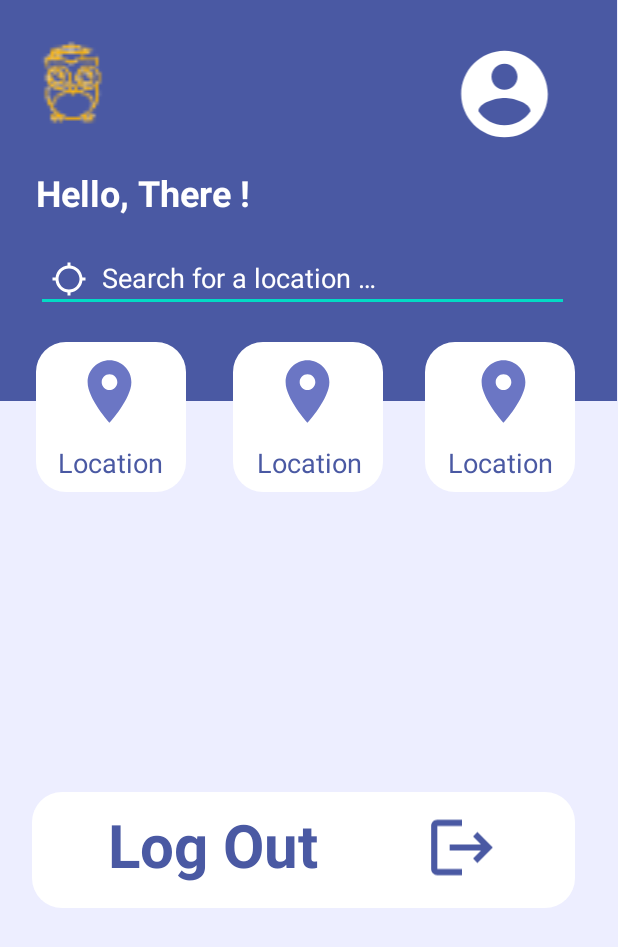
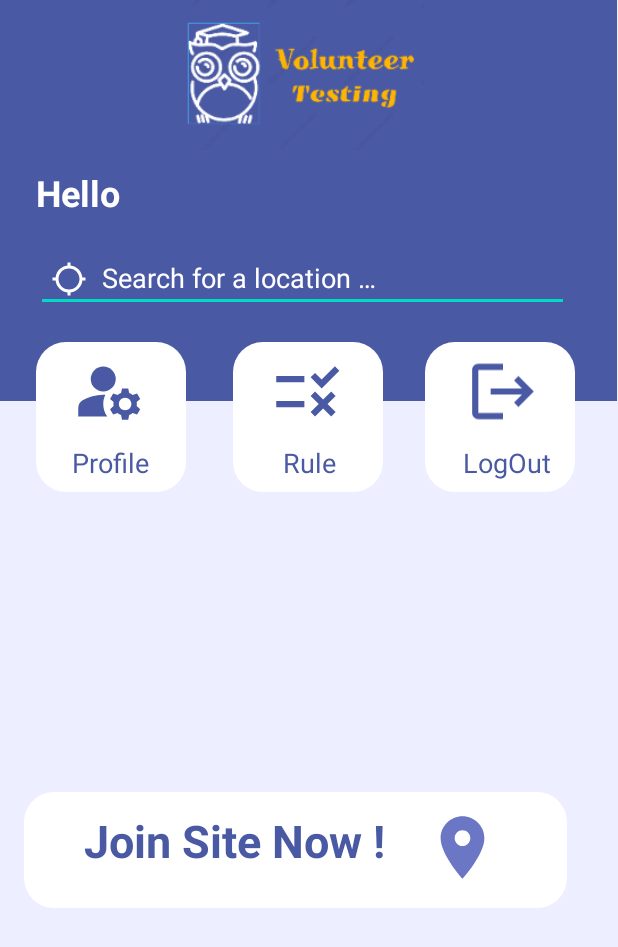
Before and after one commit to bmhuyquoc104/volunteer_site, an Android app: the VolunteerHome screen opened directly, with no data from a screen before it, on a phone screen of 412 x 824 dp. Shown: the top 947 px of the screen. Run offline under Robolectric (Android 15) with nearby library versions, the light colour scheme and no system bars; Roboto replaces fonts that are not available here.

Commit message:
generate random location + render user home

```diff
--- a/app/src/main/AndroidManifest.xml
+++ b/app/src/main/AndroidManifest.xml
@@ -17,6 +17,9 @@
         android:roundIcon="@drawable/app_logo5"
         android:supportsRtl="true"
         android:theme="@style/Theme.Assignment2_android">
+        <activity
+            android:name=".UserProfile"
+            android:exported="false" />
         <activity
             android:name=".leader.UserList"
             android:exported="false" />
--- a/app/src/main/java/com/example/assignment2_android/Register.java
+++ b/app/src/main/java/com/example/assignment2_android/Register.java
@@ -43,7 +43,7 @@ public class Register extends AppCompatActivity {
             String inputUserEmail = email.getText().toString();
             String inputUserAge = age.getText().toString();
             System.out.println(inputUserConfirmPassword);
-            userDatabase.registerUser(inputUserName,inputUserEmail,inputUserAge,Register.this,inputUserPassword,inputUserConfirmPassword,pd,db);
+//            userDatabase.registerUser(inputUserName,inputUserEmail,inputUserAge,Register.this,inputUserPassword,inputUserConfirmPassword,pd,db);
         });
     }
 
--- a/app/src/main/java/com/example/assignment2_android/VolunteerHome.java
+++ b/app/src/main/java/com/example/assignment2_android/VolunteerHome.java
@@ -2,21 +2,43 @@ package com.example.assignment2_android;
 
 import androidx.appcompat.app.AppCompatActivity;
 
+import android.annotation.SuppressLint;
 import android.content.Intent;
 import android.os.Bundle;
 import android.view.View;
+import android.widget.TextView;
 
 import com.example.assignment2_android.leader.UserList;
 
 public class VolunteerHome extends AppCompatActivity {
     View locationActivated ;
     View displaySite;
+    TextView welcome;
+
+
+    @SuppressLint("SetTextI18n")
     @Override
     protected void onCreate(Bundle savedInstanceState) {
         super.onCreate(savedInstanceState);
         setContentView(R.layout.activity_volunteer_home);
-        displaySite = findViewById(R.id.displaySite);
-        locationActivated = findViewById(R.id.locationActivation);
+        displaySite = findViewById(R.id.ruleActivitation);
+        locationActivated = findViewById(R.id.activateLocation);
+        welcome = findViewById(R.id.userWelcome);
+
+        Intent intent = getIntent();
+        if (intent != null) {
+            // Handle intent if the key = "text"
+            if (intent.hasExtra("userName")) {
+                String text = intent.getStringExtra("userName");
+                // Set the name of textview to "edit"
+                welcome.setText("Welcome " + text);
+            } else {
+                String text = "Hello";
+                // Set the name of textview to "add"
+                welcome.setText(text);
+            }
+        }
+
     }
 
     public void switchToLocationPage(View view) {
@@ -28,4 +50,10 @@ public class VolunteerHome extends AppCompatActivity {
         Intent intent = new Intent(this, UserList.class);
         startActivity(intent);
     }
+
+    public void switchToProfilePage(View view){
+        Intent intent = new Intent(this,UserProfile.class);
+        startActivity(intent);
+    }
+
 }
--- a/app/src/main/java/com/example/assignment2_android/leader/UserList.java
+++ b/app/src/main/java/com/example/assignment2_android/leader/UserList.java
@@ -46,7 +46,7 @@ public class UserList extends AppCompatActivity {
         adapter = new VolunteerListAdapter(userList,this);
         recyclerView.setAdapter(adapter);
 
-//        databaseServices.fetchVolunteers(this,db,pd,volunteerList,adapter);
+//        userDatabase.fetchVolunteers(this,db,pd,userList,adapter);
     }
 
 
--- /dev/null
+++ b/app/src/main/res/drawable/ic_baseline_manage_accounts_24.xml
@@ -0,0 +1,16 @@
+<vector xmlns:android="http://schemas.android.com/apk/res/android"
+    android:width="24dp"
+    android:height="24dp"
+    android:viewportWidth="24"
+    android:viewportHeight="24"
+    android:tint="@color/colorPrimary">
+  <path
+      android:fillColor="@android:color/white"
+      android:pathData="M10,8m-4,0a4,4 0,1 1,8 0a4,4 0,1 1,-8 0"/>
+  <path
+      android:fillColor="@android:color/white"
+      android:pathData="M10.67,13.02C10.45,13.01 10.23,13 10,13c-2.42,0 -4.68,0.67 -6.61,1.82C2.51,15.34 2,16.32 2,17.35V20h9.26C10.47,18.87 10,17.49 10,16C10,14.93 10.25,13.93 10.67,13.02z"/>
+  <path
+      android:fillColor="@android:color/white"
+      android:pathData="M20.75,16c0,-0.22 -0.03,-0.42 -0.06,-0.63l1.14,-1.01l-1,-1.73l-1.45,0.49c-0.32,-0.27 -0.68,-0.48 -1.08,-0.63L18,11h-2l-0.3,1.49c-0.4,0.15 -0.76,0.36 -1.08,0.63l-1.45,-0.49l-1,1.73l1.14,1.01c-0.03,0.21 -0.06,0.41 -0.06,0.63s0.03,0.42 0.06,0.63l-1.14,1.01l1,1.73l1.45,-0.49c0.32,0.27 0.68,0.48 1.08,0.63L16,21h2l0.3,-1.49c0.4,-0.15 0.76,-0.36 1.08,-0.63l1.45,0.49l1,-1.73l-1.14,-1.01C20.72,16.42 20.75,16.22 20.75,16zM17,18c-1.1,0 -2,-0.9 -2,-2s0.9,-2 2,-2s2,0.9 2,2S18.1,18 17,18z"/>
+</vector>
--- /dev/null
+++ b/app/src/main/res/drawable/ic_baseline_rule_24.xml
@@ -0,0 +1,11 @@
+<vector xmlns:android="http://schemas.android.com/apk/res/android"
+    android:width="24dp"
+    android:height="24dp"
+    android:viewportWidth="24"
+    android:viewportHeight="24"
+    android:tint="@color/colorPrimary"
+    android:autoMirrored="true">
+  <path
+      android:fillColor="@android:color/white"
+      android:pathData="M16.54,11L13,7.46l1.41,-1.41l2.12,2.12l4.24,-4.24l1.41,1.41L16.54,11zM11,7H2v2h9V7zM21,13.41L19.59,12L17,14.59L14.41,12L13,13.41L15.59,16L13,18.59L14.41,20L17,17.41L19.59,20L21,18.59L18.41,16L21,13.41zM11,15H2v2h9V15z"/>
+</vector>
--- a/app/src/main/res/layout/activity_volunteer_home.xml
+++ b/app/src/main/res/layout/activity_volunteer_home.xml
@@ -9,19 +9,21 @@
     tools:context=".VolunteerHome">
 
     <View
-        android:id="@+id/view6"
+        android:id="@+id/activateLocation"
         android:layout_width="411dp"
         android:layout_height="267dp"
         android:background="@color/colorPrimary"
+        android:onClick="switchToLocationPage"
         app:layout_constraintEnd_toEndOf="parent"
         app:layout_constraintHorizontal_bias="0.0"
         app:layout_constraintStart_toStartOf="parent"
-        app:layout_constraintTop_toTopOf="parent" />
+        app:layout_constraintTop_toTopOf="parent"
+        tools:ignore="UsingOnClickInXml" />
 
     <TextView
-        android:id="@+id/textView9"
-        android:layout_width="wrap_content"
-        android:layout_height="wrap_content"
+        android:id="@+id/userWelcome"
+        android:layout_width="304dp"
+        android:layout_height="38dp"
         android:layout_marginTop="112dp"
         android:fontFamily="@font/roboto"
         android:text="@string/helloUser"
@@ -29,26 +31,29 @@
         android:textSize="24sp"
         android:textStyle="bold"
         app:layout_constraintEnd_toEndOf="parent"
-        app:layout_constraintHorizontal_bias="0.088"
-        app:layout_constraintStart_toStartOf="@+id/view6"
+        app:layout_constraintHorizontal_bias="0.224"
+        app:layout_constraintStart_toStartOf="parent"
         app:layout_constraintTop_toTopOf="parent" />
 
     <View
-        android:id="@+id/locationActivation"
+        android:id="@+id/profileActivation"
         android:layout_width="100dp"
         android:layout_height="100dp"
+        android:layout_marginStart="24dp"
         android:layout_marginTop="228dp"
-        android:onClick="switchToLocationPage"
+        android:onClick= "switchToProfilePage"
         android:background="@drawable/user_home_round"
         app:layout_constraintEnd_toEndOf="@+id/view9"
         app:layout_constraintHorizontal_bias="0.084"
         app:layout_constraintStart_toStartOf="parent"
-        app:layout_constraintTop_toTopOf="parent" />
+        app:layout_constraintTop_toTopOf="parent"
+        tools:ignore="UsingOnClickInXml" />
 
     <View
         android:id="@+id/view5"
         android:layout_width="362dp"
         android:layout_height="77dp"
+        android:layout_marginStart="16dp"
         android:layout_marginTop="528dp"
         android:background="@drawable/user_home_round"
         app:layout_constraintEnd_toEndOf="@+id/view9"
@@ -57,7 +62,7 @@
         app:layout_constraintTop_toTopOf="parent" />
 
     <View
-        android:id="@+id/displaySite"
+        android:id="@+id/ruleActivitation"
         android:layout_width="100dp"
         android:layout_height="100dp"
         android:layout_marginTop="228dp"
@@ -69,7 +74,7 @@
         app:layout_constraintTop_toTopOf="parent" />
 
     <View
-        android:id="@+id/view9"
+        android:id="@+id/logoutActivitation"
         android:layout_width="100dp"
         android:layout_height="100dp"
         android:layout_marginTop="228dp"
@@ -83,9 +88,9 @@
         android:id="@+id/imageView5"
         android:layout_width="50dp"
         android:layout_height="50dp"
-        android:layout_marginTop="236dp"
+        android:layout_marginTop="540dp"
         app:layout_constraintEnd_toEndOf="parent"
-        app:layout_constraintHorizontal_bias="0.132"
+        app:layout_constraintHorizontal_bias="0.783"
         app:layout_constraintStart_toStartOf="parent"
         app:layout_constraintTop_toTopOf="parent"
         app:srcCompat="@drawable/ic_baseline_location" />
@@ -99,7 +104,7 @@
         app:layout_constraintHorizontal_bias="0.498"
         app:layout_constraintStart_toStartOf="parent"
         app:layout_constraintTop_toTopOf="parent"
-        app:srcCompat="@drawable/ic_baseline_location" />
+        app:srcCompat="@drawable/ic_baseline_rule_24" />
 
     <ImageView
         android:id="@+id/imageView6"
@@ -107,21 +112,21 @@
         android:layout_height="50dp"
         android:layout_marginTop="236dp"
         app:layout_constraintEnd_toEndOf="parent"
-        app:layout_constraintHorizontal_bias="0.858"
+        app:layout_constraintHorizontal_bias="0.132"
         app:layout_constraintStart_toStartOf="parent"
         app:layout_constraintTop_toTopOf="parent"
-        app:srcCompat="@drawable/ic_baseline_location" />
+        app:srcCompat="@drawable/ic_baseline_manage_accounts_24" />
 
     <TextView
         android:id="@+id/userHomeLocation"
         android:layout_width="wrap_content"
         android:layout_height="wrap_content"
         android:layout_marginTop="296dp"
-        android:text="@string/userHomeLocation"
+        android:text="@string/userInfo"
         android:textColor="@color/colorPrimary"
         android:textSize="18sp"
         app:layout_constraintEnd_toEndOf="parent"
-        app:layout_constraintHorizontal_bias="0.114"
+        app:layout_constraintHorizontal_bias="0.133"
         app:layout_constraintStart_toStartOf="parent"
         app:layout_constraintTop_toTopOf="parent" />
 
@@ -130,7 +135,7 @@
         android:layout_width="wrap_content"
         android:layout_height="wrap_content"
         android:layout_marginTop="296dp"
-        android:text="@string/userHomeLocation"
+        android:text="@string/userHomeRule"
         android:textColor="@color/colorPrimary"
         android:textSize="18sp"
         app:layout_constraintEnd_toEndOf="parent"
@@ -142,7 +147,7 @@
         android:layout_width="wrap_content"
         android:layout_height="wrap_content"
         android:layout_marginTop="296dp"
-        android:text="@string/userHomeLocation"
+        android:text="@string/userHomeLogout"
         android:textColor="@color/colorPrimary"
         android:textSize="18sp"
         app:layout_constraintEnd_toEndOf="parent"
@@ -170,50 +175,38 @@
         tools:ignore="UseCompatTextViewDrawableXml" />
 
     <ImageView
-        android:id="@+id/imageView7"
-        android:layout_width="160dp"
-        android:layout_height="150dp"
-        android:layout_marginEnd="284dp"
-        app:layout_constraintBottom_toBottomOf="parent"
-        app:layout_constraintEnd_toEndOf="parent"
-        app:layout_constraintTop_toTopOf="parent"
-        app:layout_constraintVertical_bias="0.0"
-        app:srcCompat="@drawable/app_logo4" />
-
-    <ImageView
-        android:id="@+id/imageView9"
-        android:layout_width="87dp"
-        android:layout_height="69dp"
-        android:layout_marginTop="28dp"
-        app:layout_constraintEnd_toEndOf="parent"
-        app:layout_constraintHorizontal_bias="0.901"
-        app:layout_constraintStart_toStartOf="parent"
-        app:layout_constraintTop_toTopOf="parent"
-        app:srcCompat="@drawable/ic_baseline_account_circle_24" />
-
-    <ImageView
         android:id="@+id/imageView10"
         android:layout_width="49dp"
         android:layout_height="50dp"
-        android:layout_marginTop="540dp"
+        android:layout_marginTop="236dp"
         app:layout_constraintEnd_toEndOf="parent"
-        app:layout_constraintHorizontal_bias="0.781"
+        app:layout_constraintHorizontal_bias="0.856"
         app:layout_constraintStart_toStartOf="parent"
         app:layout_constraintTop_toTopOf="parent"
         app:srcCompat="@drawable/ic_baseline_logout_24" />
 
     <TextView
         android:id="@+id/textView11"
-        android:layout_width="211dp"
-        android:layout_height="66dp"
-        android:layout_marginTop="536dp"
-        android:text="@string/logout"
+        android:layout_width="206dp"
+        android:layout_height="58dp"
+        android:layout_marginTop="540dp"
+        android:text="@string/userSite"
         android:textColor="@color/colorPrimary"
-        android:textSize="40sp"
+        android:textSize="30sp"
         android:textStyle="bold"
         app:layout_constraintEnd_toEndOf="parent"
-        app:layout_constraintHorizontal_bias="0.36"
+        app:layout_constraintHorizontal_bias="0.273"
         app:layout_constraintStart_toStartOf="parent"
         app:layout_constraintTop_toTopOf="parent" />
 
+    <ImageView
+        android:id="@+id/imageView7"
+        android:layout_width="337dp"
+        android:layout_height="100dp"
+        app:layout_constraintEnd_toEndOf="parent"
+        app:layout_constraintHorizontal_bias="0.405"
+        app:layout_constraintStart_toStartOf="parent"
+        app:layout_constraintTop_toTopOf="parent"
+        app:srcCompat="@drawable/app_logo6" />
+
 </androidx.constraintlayout.widget.ConstraintLayout>
--- a/app/src/main/res/values/strings.xml
+++ b/app/src/main/res/values/strings.xml
@@ -38,4 +38,8 @@
     <string name="email">Email</string>
     <string name="registerEmail">Email</string>
     <string name="Age">Age</string>
+    <string name="userHomeLogout">LogOut</string>
+    <string name="userSite">Join Site Now !</string>
+    <string name="userInfo">Profile</string>
+    <string name="userHomeRule">Rule</string>
 </resources>
```
Also changed, not shown: app/src/main/java/com/example/assignment2_android/LogIn.java (+58 -10 lines), app/src/main/java/com/example/assignment2_android/MainActivity.java (+27 -8 lines), app/src/main/java/com/example/assignment2_android/SiteLocation.java (+9 -11 lines), app/src/main/java/com/example/assignment2_android/UserProfile.java (added, +56 -0 lines), app/src/main/java/com/example/assignment2_android/model/VolunteerSite.java (+199 -19 lines), app/src/main/res/layout/activity_user_profile.xml (added, +9 -0 lines), app/src/main/res/drawable-xxxhdpi/app_logo6.png (added).
